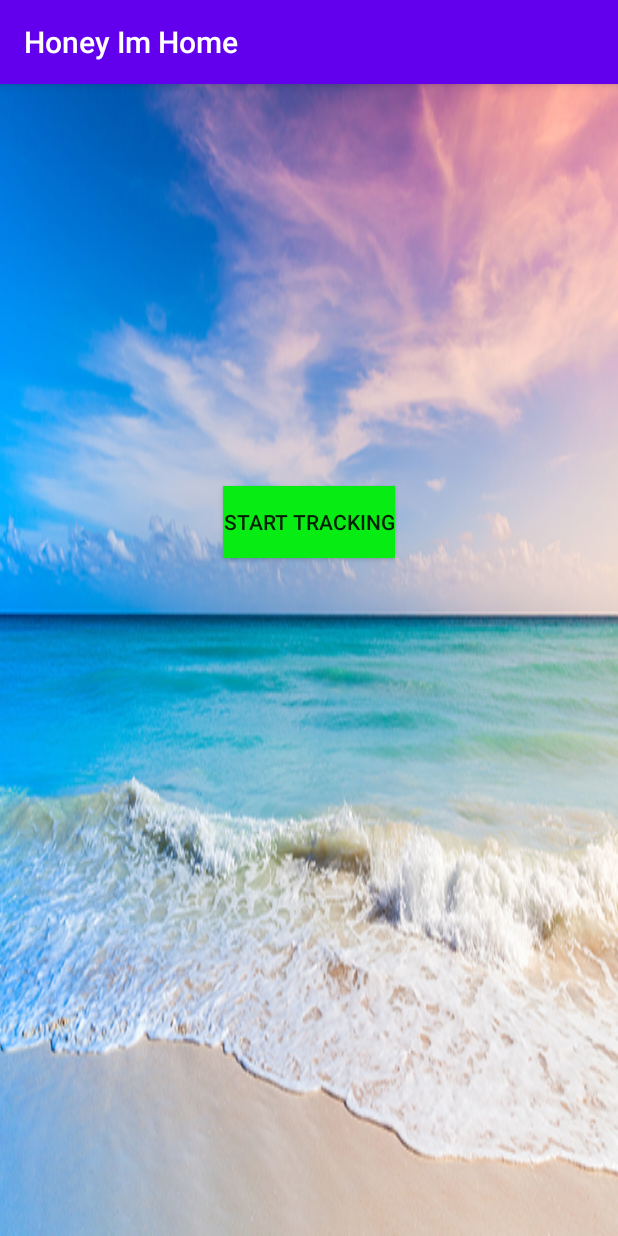
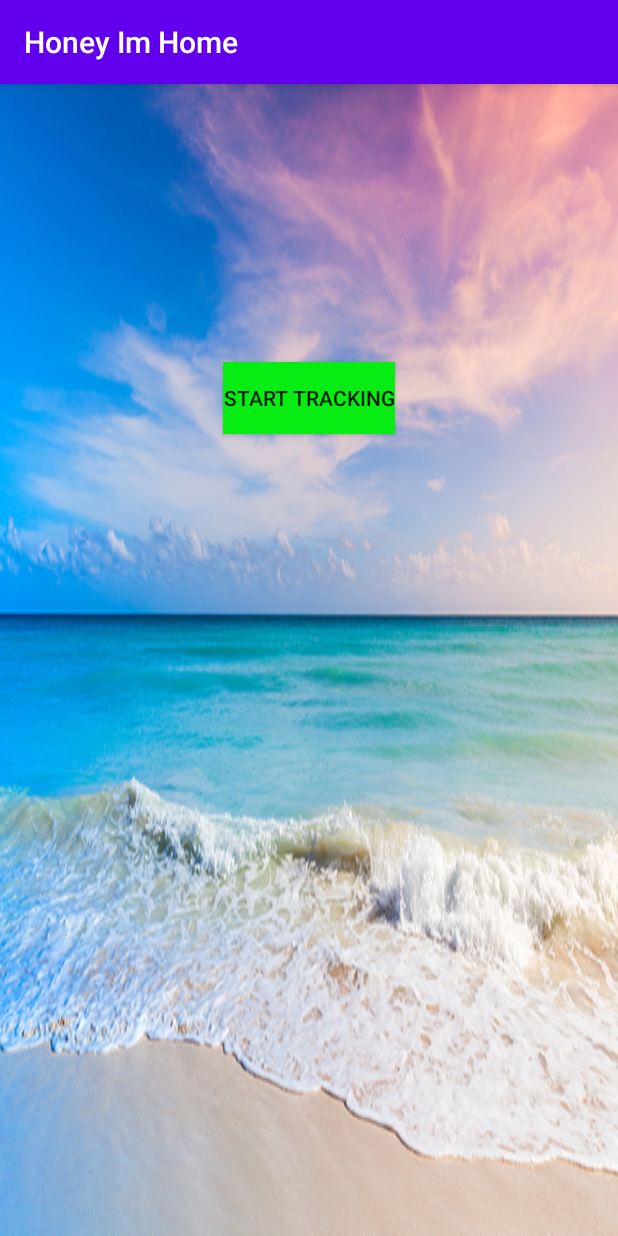
Before and after one commit to enavhasson/Honey-Im-Home, an Android app: the screen it shows after launch (MainActivity), after a tap on "STOP TRACKING", on a phone screen of 412 x 824 dp. Run offline under Robolectric (Android 15) with nearby library versions, the phone set to English and light mode, and no system bars; 1 other tap on this screen came first.

Commit message:
fix bugs

```diff
--- a/app/src/main/java/com/example/honeyimhome/LocationTracker.kt
+++ b/app/src/main/java/com/example/honeyimhome/LocationTracker.kt
@@ -14,15 +14,16 @@ import com.google.android.gms.location.*
 import com.google.gson.Gson
 
 
+
 class LocationTracker(
     private val context: Context,
-    var fusedLocationClient: FusedLocationProviderClient, var sp: SharedPreferences,
-    var newLocationStr: String
-    , var startTrackLocStr: String, var endTrackLocStr: String
+    var fusedLocationClient: FusedLocationProviderClient, var sp: SharedPreferences
 ) {
-
-    var KEY_IS_TRACKING_ON_SP = "isTrackingOn"
-    var KEY_CUR_LOCATION_SP = "current_location"
+    public val NEW_LOCTAION = "new_location"
+    public val END_TRACK_LOC = "end_location"
+    public val START_TRACK_LOC = "start_location"
+    public val KEY_IS_TRACKING_ON_SP = "isTrackingOn"
+    public val KEY_CUR_LOCATION_SP = "current_location"
     private var isTrackingOn: Boolean = false
     private var TAG_PERMISSION_ERROR = "dont have runtime location permission"
 
@@ -32,7 +33,7 @@ class LocationTracker(
             Log.e("TAG_PERMISSION_ERROR", TAG_PERMISSION_ERROR) //todo
         } else {
             requestNewLocationData()
-            sendBroadcast(startTrackLocStr)
+            sendBroadcast(START_TRACK_LOC)
             isTrackingOn = true
             sp.edit().putBoolean(KEY_IS_TRACKING_ON_SP,isTrackingOn).apply()
         }
@@ -45,7 +46,7 @@ class LocationTracker(
     //stop tracking and send a "stopped" broadcast intent.
     fun stopTracking() {
         stopLocationUpdates()
-        sendBroadcast(endTrackLocStr)
+        sendBroadcast(END_TRACK_LOC)
     }
 
     @SuppressLint("MissingPermission")
@@ -54,7 +55,7 @@ class LocationTracker(
         mLocationRequest.priority = LocationRequest.PRIORITY_HIGH_ACCURACY
         mLocationRequest.interval = 10000;
         mLocationRequest.fastestInterval = 5000;
-//        fusedLocationClient = LocationServices.getFusedLocationProviderClient(context)
+        fusedLocationClient = LocationServices.getFusedLocationProviderClient(context)
         //todo
         fusedLocationClient.requestLocationUpdates(
             mLocationRequest, mLocationCallback,
@@ -66,7 +67,7 @@ class LocationTracker(
     fun newLocation(location: Location) {
         val curLocation = LocationInfo(location.latitude, location.longitude, location.accuracy)
         sp.edit().putString(KEY_CUR_LOCATION_SP, Gson().toJson(curLocation)).apply()
-        sendBroadcast(newLocationStr)
+        sendBroadcast(NEW_LOCTAION)
     }
 
     private val mLocationCallback: LocationCallback = object : LocationCallback() {
--- a/app/src/main/java/com/example/honeyimhome/MainActivity.kt
+++ b/app/src/main/java/com/example/honeyimhome/MainActivity.kt
@@ -1,10 +1,8 @@
 package com.example.honeyimhome
 
 import android.Manifest
-import android.annotation.SuppressLint
 import android.content.*
 import android.content.pm.PackageManager
-import android.location.Location
 import android.location.LocationManager
 import android.os.Bundle
 import android.provider.Settings
@@ -17,7 +15,6 @@ import androidx.appcompat.app.AppCompatActivity
 import androidx.core.app.ActivityCompat
 import com.google.android.gms.location.*
 import com.google.gson.Gson
-import kotlinx.android.synthetic.main.activity_main.*
 
 
 class MainActivity : AppCompatActivity() {
@@ -26,13 +23,8 @@ class MainActivity : AppCompatActivity() {
      * identify user's action with which permission request.
      */
     private val PERMISSION_LOCATION_ID = 44//todo
-    val NEW_LOCTAION = "new_location"
-    val START_RRACK_LOC = "start_location"
-    val END_RRACK_LOC = "end_location"
     val BUTTON_START_TEXT = "stop tracking"
     val BUTTON_END_TEXT = "start tracking"
-    var KEY_IS_TRACKING_ON_SP = "isTrackingOn"
-    var KEY_CUR_LOCATION_SP = "current_location"
     var KEY_USER_HOME_LOCATION_SP = "user_home_location"
     val NUM_TO_PRESENT_HOME_BUTTON = 50
     private lateinit var locationTracker: LocationTracker
@@ -43,44 +35,47 @@ class MainActivity : AppCompatActivity() {
     private lateinit var broadCastReceiver: BroadcastReceiver
 
     /*get users current position*/
-    private lateinit var mFusedLocationClient: FusedLocationProviderClient
+//    private lateinit var mFusedLocationClient: FusedLocationProviderClient
     private lateinit var lastLocationTextView: TextView
     private lateinit var userHomeLocationTextView: TextView
 
     override fun onCreate(savedInstanceState: Bundle?) {
         super.onCreate(savedInstanceState)
         setContentView(R.layout.activity_main)
+
         sp = getSharedPreferences("main", Context.MODE_PRIVATE)
-        sp.edit().putBoolean(KEY_IS_TRACKING_ON_SP, false).apply()//todo
         initView()
         initBroadcastReceiver()
         initButton()
+
+        checkUserHomeLocation()
+
+        if (savedInstanceState!=null) {
+            if(sp.getBoolean(locationTracker.KEY_IS_TRACKING_ON_SP,false))
+            {
+                setViewOnStartTracking()
+                setViewOnNewLocation()
+            }
+        }
+//        if (!sp.contains(KEY_CUR_LOCATION_SP)) {//todo
+//            lastLocationTextView.visibility = View.INVISIBLE
+//        }
     }
+
 
     fun initView() {
         lastLocationTextView = findViewById(R.id.inf_tracking_location_TextView)
         userHomeLocationTextView = findViewById(R.id.inf_home_location_TextView)
-        if (!sp.contains(KEY_USER_HOME_LOCATION_SP)) {
-            userHomeLocationTextView.visibility = View.INVISIBLE
-        }
-        if (!sp.contains(KEY_CUR_LOCATION_SP)) {
-            lastLocationTextView.visibility = View.INVISIBLE
-        }
-        mFusedLocationClient = LocationServices.getFusedLocationProviderClient(this)
 
         buttonLocation = findViewById(R.id.tracking_location_button)
         buttonLocation.text = BUTTON_END_TEXT
         buttonLocation.setBackgroundColor(resources.getColor(R.color.colorGreen))//todo check
         buttonClearHome = findViewById(R.id.clear_home_button)
         buttonSetHomeLocation = findViewById(R.id.set_home_location_button)
-        locationTracker = LocationTracker(
-            this,
-            mFusedLocationClient,
-            sp,
-            NEW_LOCTAION,
-            START_RRACK_LOC,
-            END_RRACK_LOC
-        )
+
+
+        val fusedLocationClient = LocationServices.getFusedLocationProviderClient(this)
+        locationTracker = LocationTracker(this, fusedLocationClient, sp)
     }
 
     fun initButton() {
@@ -91,15 +86,10 @@ class MainActivity : AppCompatActivity() {
 
     fun initLocationTrackerButton() {
         buttonLocation.setOnClickListener(View.OnClickListener {
-            getLastLocation()
-            val isTra = sp.getBoolean(KEY_IS_TRACKING_ON_SP, false)
-            if (isTra) {
-                locationTracker.stopTracking()
-            } else {
-                locationTracker.startTracking()
+            checkLocationPremissions()
 
-            }
         })
+        lastLocationTextView.visibility=View.INVISIBLE
     }
 
     fun initClearHomeButton() {
@@ -116,7 +106,7 @@ class MainActivity : AppCompatActivity() {
 
     fun initSetHomeLocationButton() {
         buttonSetHomeLocation.setOnClickListener(View.OnClickListener {
-            val curLocationStr =sp.getString(KEY_CUR_LOCATION_SP,"")
+            val curLocationStr =sp.getString(locationTracker.KEY_CUR_LOCATION_SP,"")
             if (curLocationStr.equals("")){
                 throw Throwable("current location is empty while set home location")//todo
             }
@@ -131,37 +121,52 @@ class MainActivity : AppCompatActivity() {
         userHomeLocationTextView.visibility = View.INVISIBLE
     }
 
+    fun setViewOnStartTracking(){
+        buttonLocation.text = BUTTON_START_TEXT
+        buttonLocation.setBackgroundColor(resources.getColor(R.color.colorRed))//todo check
+//        lastLocationTextView.visibility=View.VISIBLE //todo
+        Log.d("TAG_START", "Start Tracking") //todo
+    }
+
+    fun setViewOnNewLocation(){
+        val currentLocation = Gson().fromJson(
+            sp.getString(locationTracker.KEY_CUR_LOCATION_SP, ""),
+            LocationInfo::class.java)
+        setLocation(currentLocation)
+        lastLocationTextView.visibility=View.VISIBLE
+        setVisibleHomeLocationButton(currentLocation)
+
+    }
+
+    fun setViewOnEndTracking(){
+        buttonLocation.text = BUTTON_END_TEXT
+        buttonLocation.setBackgroundColor(resources.getColor(R.color.colorGreen))//todo check
+        lastLocationTextView.visibility=View.INVISIBLE
+        buttonSetHomeLocation.visibility= View.INVISIBLE
+    }
+
     private fun initBroadcastReceiver() {
         this.broadCastReceiver = object : BroadcastReceiver() {
             override fun onReceive(contxt: Context?, intent: Intent?) {
                 when (intent?.action) {
-                    //todo
-                    START_RRACK_LOC -> {
-                        buttonLocation.text = BUTTON_START_TEXT
-                        buttonLocation.setBackgroundColor(resources.getColor(R.color.colorRed))//todo check
-                        Log.d("TAG_START", "Start Tracking") //todo
-                    } //todo
-                    NEW_LOCTAION -> {
-                        val currentLocation = Gson().fromJson(
-                            sp.getString(KEY_CUR_LOCATION_SP, ""),
-                            LocationInfo::class.java
-                        )
-                        setLocation(currentLocation)
-                        setVisibleHomeLocationButton(currentLocation)
+                    locationTracker.START_TRACK_LOC -> {
+                        setViewOnStartTracking()
+                    }
+                    locationTracker.NEW_LOCTAION -> {
+                        setViewOnNewLocation()
                         Log.d("TAG_NEW_LOCTAION", "NEW_LOCTAION Tracking") //todo
                     }
-                    END_RRACK_LOC -> {
-                        buttonLocation.text = BUTTON_END_TEXT
-                        buttonLocation.setBackgroundColor(resources.getColor(R.color.colorGreen))//todo check
+                    locationTracker.END_TRACK_LOC -> {
+                        setViewOnEndTracking()
                     }
                 }
             }
         }
 
         val intentFilter = IntentFilter()
-        intentFilter.addAction(START_RRACK_LOC)
-        intentFilter.addAction(END_RRACK_LOC)
-        intentFilter.addAction(NEW_LOCTAION)
+        intentFilter.addAction(locationTracker.START_TRACK_LOC)
+        intentFilter.addAction(locationTracker.END_TRACK_LOC)
+        intentFilter.addAction(locationTracker.NEW_LOCTAION)
         this.registerReceiver(broadCastReceiver, intentFilter)
     }
 
@@ -170,13 +175,14 @@ class MainActivity : AppCompatActivity() {
      * and ACCESS_FINE_LOCATION.
      */
     private fun checkPermissions(): Boolean {
-        return ActivityCompat.checkSelfPermission(
-            this, Manifest.permission.ACCESS_COARSE_LOCATION
-        ) == PackageManager.PERMISSION_GRANTED &&
-                ActivityCompat.checkSelfPermission(
-                    this,
-                    Manifest.permission.ACCESS_FINE_LOCATION
-                ) == PackageManager.PERMISSION_GRANTED
+        return ActivityCompat.checkSelfPermission(this,
+            Manifest.permission.ACCESS_COARSE_LOCATION) == PackageManager.PERMISSION_GRANTED
+
+//                &&
+//                ActivityCompat.checkSelfPermission(
+//                    this,
+//                    Manifest.permission.ACCESS_FINE_LOCATION
+//                ) == PackageManager.PERMISSION_GRANTED
     }
 
 
@@ -189,7 +195,7 @@ class MainActivity : AppCompatActivity() {
             this,
             arrayOf(
                 Manifest.permission.ACCESS_COARSE_LOCATION,
-                Manifest.permission.ACCESS_FINE_LOCATION
+                Manifest.permission.ACCESS_FINE_LOCATION //todo
             ), PERMISSION_LOCATION_ID
         )
     }
@@ -206,17 +212,18 @@ class MainActivity : AppCompatActivity() {
         if (requestCode == PERMISSION_LOCATION_ID) {
             if (grantResults.isNotEmpty() && grantResults[0] == PackageManager.PERMISSION_GRANTED) {
                 // Granted. Start getting the location information
-                getLastLocation()
+//                checkLocationPremissions() //todo
+                buttonLocation.performClick()
             }
         } else {
             //Manifest.permission.ACCESS_COARSE_LOCATION,
             //                Manifest.permission.ACCESS_FINE_LOCATION), PERMISSION_LOCATION_ID
             // the user has denied our request! =-O
             if (ActivityCompat.shouldShowRequestPermissionRationale(
-                    this, Manifest.permission.ACCESS_COARSE_LOCATION
-                ) || ActivityCompat.shouldShowRequestPermissionRationale(
-                    this, Manifest.permission.ACCESS_FINE_LOCATION
-                )
+                    this, Manifest.permission.ACCESS_COARSE_LOCATION)
+//                || ActivityCompat.shouldShowRequestPermissionRationale(
+//                    this, Manifest.permission.ACCESS_FINE_LOCATION
+//                )
             ) {
                 var x = 1
                 //todo
@@ -238,28 +245,50 @@ class MainActivity : AppCompatActivity() {
                 locationManager.isProviderEnabled(LocationManager.NETWORK_PROVIDER)
     }
 
-    @SuppressLint("MissingPermission")
-    private fun getLastLocation() {
+//    @SuppressLint("MissingPermission")
+//    private fun getLastLocation() {
+//        if (checkPermissions()) {
+//            if (isLocationEnabled()) {
+//                mFusedLocationClient.lastLocation.addOnCompleteListener { task ->
+//                    val location: Location? = task.result
+//                    if (location != null) {
+//                        val infLocation = LocationInfo(
+//                            location.altitude,
+//                            location.longitude,
+//                            location.accuracy
+//                        )
+//                        setLocation(infLocation)
+//                    }
+//                }
+//                locationTracker = LocationTracker(
+//                    this, mFusedLocationClient, sp,
+//                    NEW_LOCTAION, START_RRACK_LOC, END_RRACK_LOC
+//                )
+//
+//            } else {
+//                //todo
+//                Toast.makeText(this, "Turn on location", Toast.LENGTH_LONG).show()
+//                val intent = Intent(Settings.ACTION_LOCATION_SOURCE_SETTINGS)
+//                startActivity(intent)
+//            }
+//        } else {
+//            requestPermissions()
+//        }
+//    }
+
+    private fun checkLocationPremissions() {
         if (checkPermissions()) {
             if (isLocationEnabled()) {
-                mFusedLocationClient.lastLocation.addOnCompleteListener { task ->
-                    val location: Location? = task.result
-                    if (location != null) {
-                        val infLocation = LocationInfo(
-                            location.altitude,
-                            location.longitude,
-                            location.accuracy
-                        )
-                        setLocation(infLocation)
-                    }
+                val isTra = sp.getBoolean(locationTracker.KEY_IS_TRACKING_ON_SP, false)
+                if (isTra) {
+                    locationTracker.stopTracking()
+                    //button invisibility handle in BroadcastReceiver
+                } else {
+                    locationTracker.startTracking()
+                    //button visibility handle in BroadcastReceiver
                 }
-                locationTracker = LocationTracker(
-                    this, mFusedLocationClient, sp,
-                    NEW_LOCTAION, START_RRACK_LOC, END_RRACK_LOC
-                )
-
-            } else {
-                //todo
+            }else{
+                //todo ask
                 Toast.makeText(this, "Turn on location", Toast.LENGTH_LONG).show()
                 val intent = Intent(Settings.ACTION_LOCATION_SOURCE_SETTINGS)
                 startActivity(intent)
@@ -275,37 +304,15 @@ class MainActivity : AppCompatActivity() {
         locationTracker.destroyTracking()
     }
 
-//    @SuppressLint("MissingPermission")
-//    private fun requestNewLocationData() {
-//        val mLocationRequest = LocationRequest()
-//        mLocationRequest.priority = LocationRequest.PRIORITY_HIGH_ACCURACY
-//        mLocationRequest.interval = 0
-//        mLocationRequest.fastestInterval = 0
-//        mLocationRequest.numUpdates = 1
-//        mFusedLocationClient = LocationServices.getFusedLocationProviderClient(this)
-//
-//        //todo
-//        mFusedLocationClient.requestLocationUpdates(
-//            mLocationRequest, mLocationCallback,
-//            Looper.myLooper()
-//        )
-//    }
-
-//    private val mLocationCallback: LocationCallback = object : LocationCallback() {
-//        override fun onLocationResult(locationResult: LocationResult) {
-//            val mLastLocation: Location = locationResult.lastLocation
-//            setLocation(mLastLocation)
-//        }
-//    }
-
-    fun checkUserHomeLocation() {
-        val userHomeStr = sp.getString(KEY_USER_HOME_LOCATION_SP, "")
-        if (userHomeStr.equals("")) {
-
-        } else {
+    fun checkUserHomeLocation() { //TODO
+        if (sp.contains(KEY_USER_HOME_LOCATION_SP)) {
+            val userHomeStr = sp.getString(KEY_USER_HOME_LOCATION_SP, "")
             val userHomeLoc = Gson().fromJson(userHomeStr, LocationInfo::class.java)
             setUserHomeText(userHomeLoc)
-
+            buttonClearHome.visibility=View.VISIBLE
+        }
+        else{
+            userHomeLocationTextView.visibility=View.INVISIBLE
         }
     }
 
@@ -313,6 +320,7 @@ class MainActivity : AppCompatActivity() {
         val userHomeText = "your home location is defined as:\n" + "<latitude:" +
                 "${userHomeLoc.getLatitudeStr()}, longitude:${userHomeLoc.getLongitudeStr()}>"
         userHomeLocationTextView.text = userHomeText
+        userHomeLocationTextView.visibility=View.VISIBLE
     }
 
     private fun setLocation(location: LocationInfo) {
@@ -326,5 +334,8 @@ class MainActivity : AppCompatActivity() {
         if (currentLocation.getAccuracy()!! < NUM_TO_PRESENT_HOME_BUTTON) {
             buttonSetHomeLocation.visibility = View.VISIBLE
         }
+        else{
+            buttonSetHomeLocation.visibility = View.INVISIBLE
+        }
     }
 }
--- a/app/src/main/res/layout/activity_main.xml
+++ b/app/src/main/res/layout/activity_main.xml
@@ -12,9 +12,9 @@
         android:id="@+id/tracking_location_button"
         android:layout_width="wrap_content"
         android:layout_height="wrap_content"
-        android:layout_alignParentTop="true"
-        android:layout_centerHorizontal="true"
-        android:layout_marginTop="268dp"
+        android:layout_below="@+id/set_home_location_button"
+        android:layout_centerInParent="true"
+        android:layout_marginTop="35dp"
         android:text="@string/start_tracking_location" />
 
     <TextView
@@ -23,7 +23,7 @@
         android:layout_height="wrap_content"
         android:layout_below="@id/tracking_location_button"
         android:layout_centerInParent="true"
-        android:layout_marginTop="50dp"
+        android:layout_marginTop="10sp"
         android:textStyle="bold" />
 
     <TextView
@@ -42,8 +42,10 @@
         android:layout_width="wrap_content"
         android:layout_height="wrap_content"
         android:layout_below="@id/inf_home_location_TextView"
-        android:layout_centerHorizontal="true"
-        android:layout_marginTop="26dp"
+        android:layout_alignParentEnd="true"
+
+        android:layout_marginTop="43dp"
+        android:layout_marginEnd="19dp"
         android:background="#CC608B"
         android:text="@string/clear_home_button_text" />
 
@@ -51,9 +53,10 @@
         android:id="@+id/set_home_location_button"
         android:layout_width="wrap_content"
         android:layout_height="wrap_content"
-        android:layout_below="@id/clear_home_button"
-        android:layout_centerHorizontal="true"
-        android:layout_marginTop="26dp"
+        android:layout_below="@id/inf_home_location_TextView"
+        android:layout_alignParentStart="true"
+        android:layout_marginStart="19dp"
+        android:layout_marginTop="43dp"
         android:background="#72B9DF"
         android:text="@string/set_home_location_button_text" />
 
```
